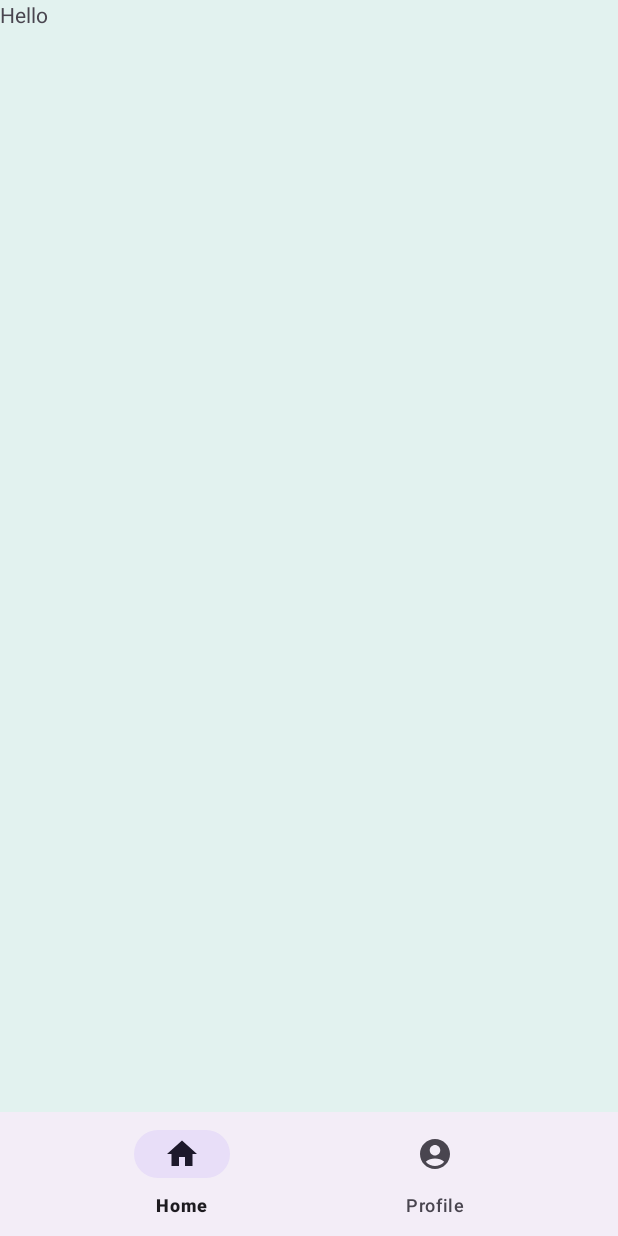
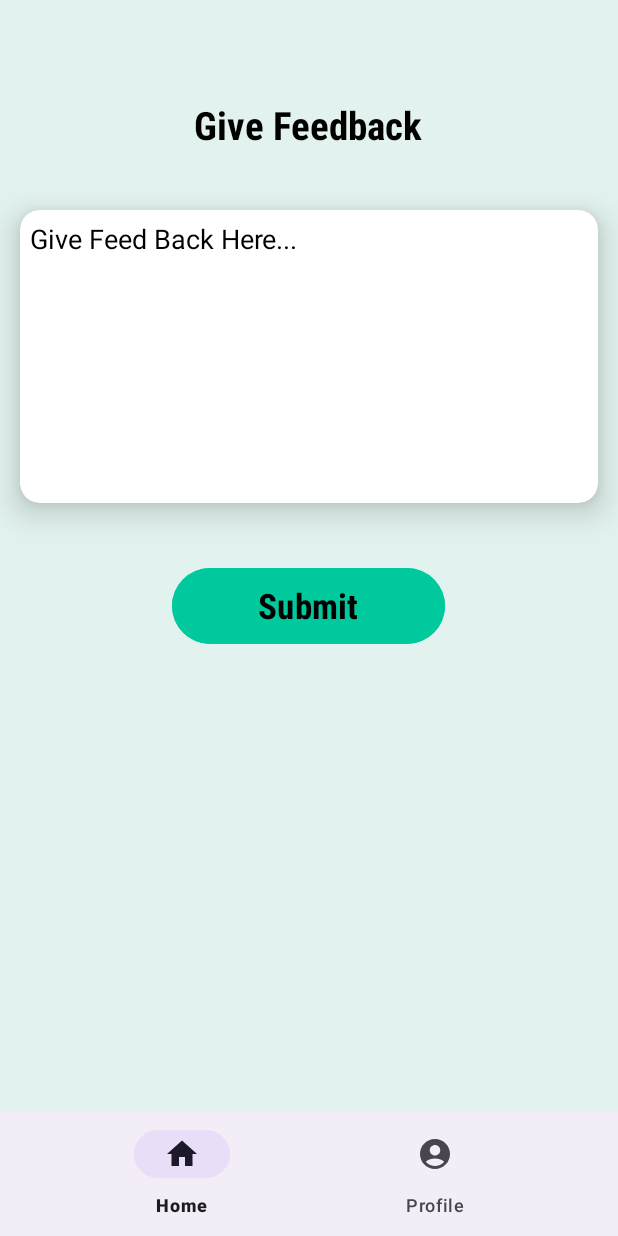
Before and after one commit to AbhayBhaware/StayFit, an Android app: the fragment FeedbackFragment placed in its activity, on a phone screen of 412 x 824 dp. Run offline under Robolectric (Android 15) with nearby library versions, the light colour scheme and no system bars; our stand-ins replace sdp/ssp sizes.

Commit message:
feedback

```diff
--- a/app/src/main/java/com/example/stayfit/FeedbackFragment.java
+++ b/app/src/main/java/com/example/stayfit/FeedbackFragment.java
@@ -3,62 +3,48 @@ package com.example.stayfit;
 import android.os.Bundle;
 
 import androidx.fragment.app.Fragment;
+import androidx.fragment.app.FragmentManager;
+import androidx.fragment.app.FragmentTransaction;
 
 import android.view.LayoutInflater;
 import android.view.View;
 import android.view.ViewGroup;
+import android.widget.Button;
+import android.widget.Toast;
 
-/**
- * A simple {@link Fragment} subclass.
- * Use the {@link FeedbackFragment#newInstance} factory method to
- * create an instance of this fragment.
- */
 public class FeedbackFragment extends Fragment {
 
-    // TODO: Rename parameter arguments, choose names that match
-    // the fragment initialization parameters, e.g. ARG_ITEM_NUMBER
-    private static final String ARG_PARAM1 = "param1";
-    private static final String ARG_PARAM2 = "param2";
 
-    // TODO: Rename and change types of parameters
-    private String mParam1;
-    private String mParam2;
-
-    public FeedbackFragment() {
-        // Required empty public constructor
-    }
-
-    /**
-     * Use this factory method to create a new instance of
-     * this fragment using the provided parameters.
-     *
-     * @param param1 Parameter 1.
-     * @param param2 Parameter 2.
-     * @return A new instance of fragment FeedbackFragment.
-     */
-    // TODO: Rename and change types and number of parameters
-    public static FeedbackFragment newInstance(String param1, String param2) {
-        FeedbackFragment fragment = new FeedbackFragment();
-        Bundle args = new Bundle();
-        args.putString(ARG_PARAM1, param1);
-        args.putString(ARG_PARAM2, param2);
-        fragment.setArguments(args);
-        return fragment;
-    }
-
-    @Override
-    public void onCreate(Bundle savedInstanceState) {
-        super.onCreate(savedInstanceState);
-        if (getArguments() != null) {
-            mParam1 = getArguments().getString(ARG_PARAM1);
-            mParam2 = getArguments().getString(ARG_PARAM2);
-        }
-    }
+    Button b1;
 
     @Override
     public View onCreateView(LayoutInflater inflater, ViewGroup container,
                              Bundle savedInstanceState) {
         // Inflate the layout for this fragment
-        return inflater.inflate(R.layout.fragment_feedback, container, false);
+        View v= inflater.inflate(R.layout.fragment_feedback, container, false);
+
+        b1=v.findViewById(R.id.feedbackBTN);
+
+        b1.setOnClickListener(new View.OnClickListener() {
+            @Override
+            public void onClick(View v) {
+
+
+                Toast.makeText(getContext(), "Feedback Sent", Toast.LENGTH_SHORT).show();
+
+
+
+                Fragment profFrag=new ProfileFragment();
+                FragmentManager fragmentManager=getParentFragmentManager();
+                FragmentTransaction transaction=fragmentManager.beginTransaction();
+                transaction.replace(R.id.framelayout,profFrag);
+                transaction.addToBackStack(null);
+                transaction.commit();
+
+
+            }
+        });
+
+        return v;
     }
 }
--- a/app/src/main/res/layout/fragment_feedback.xml
+++ b/app/src/main/res/layout/fragment_feedback.xml
@@ -3,6 +3,7 @@
     xmlns:tools="http://schemas.android.com/tools"
     android:layout_width="match_parent"
     android:layout_height="match_parent"
+    xmlns:app="http://schemas.android.com/apk/res-auto"
     android:orientation="vertical"
     android:background="#E2F2EF"
     tools:context=".FeedbackFragment">
@@ -11,7 +12,51 @@
     <TextView
         android:layout_width="wrap_content"
         android:layout_height="wrap_content"
-        android:text="Hello"/>
+        android:text="Give Feedback"
+        android:textSize="@dimen/_20sdp"
+        android:textColor="@color/black"
+        android:textStyle="bold"
+        android:fontFamily="sans-serif-condensed"
+        android:layout_gravity="center"
+        android:layout_marginTop="@dimen/_50sdp"/>
+
+
+    <androidx.cardview.widget.CardView
+        android:layout_width="match_parent"
+        android:layout_height="@dimen/_150sdp"
+        android:layout_marginTop="@dimen/_30sdp"
+        android:layout_marginRight="@dimen/_10sdp"
+        android:layout_marginLeft="@dimen/_10sdp"
+        app:cardElevation="@dimen/_10sdp"
+        android:backgroundTint="@color/white"
+        app:cardCornerRadius="@dimen/_10sdp">
+
+
+        <EditText
+            android:layout_width="match_parent"
+            android:layout_height="wrap_content"
+            android:hint="Give Feed Back Here..."
+            android:textColorHint="@color/black"
+            android:textColor="@color/black"
+            android:layout_marginTop="@dimen/_5sdp"
+            android:layout_marginLeft="@dimen/_5sdp"
+            android:background="#00000000"
+            />
+
+    </androidx.cardview.widget.CardView>
+
+    <Button
+        android:layout_width="@dimen/_140sdp"
+        android:layout_height="@dimen/_45sdp"
+        android:layout_gravity="center"
+        android:layout_marginTop="@dimen/_30sdp"
+        android:backgroundTint="#01C99E"
+        android:text="Submit"
+        android:id="@+id/feedbackBTN"
+        android:textSize="@dimen/_18sdp"
+        android:textColor="@color/black"
+        android:fontFamily="sans-serif-condensed"
+        android:textStyle="bold"/>
 
 
 </LinearLayout>
```
